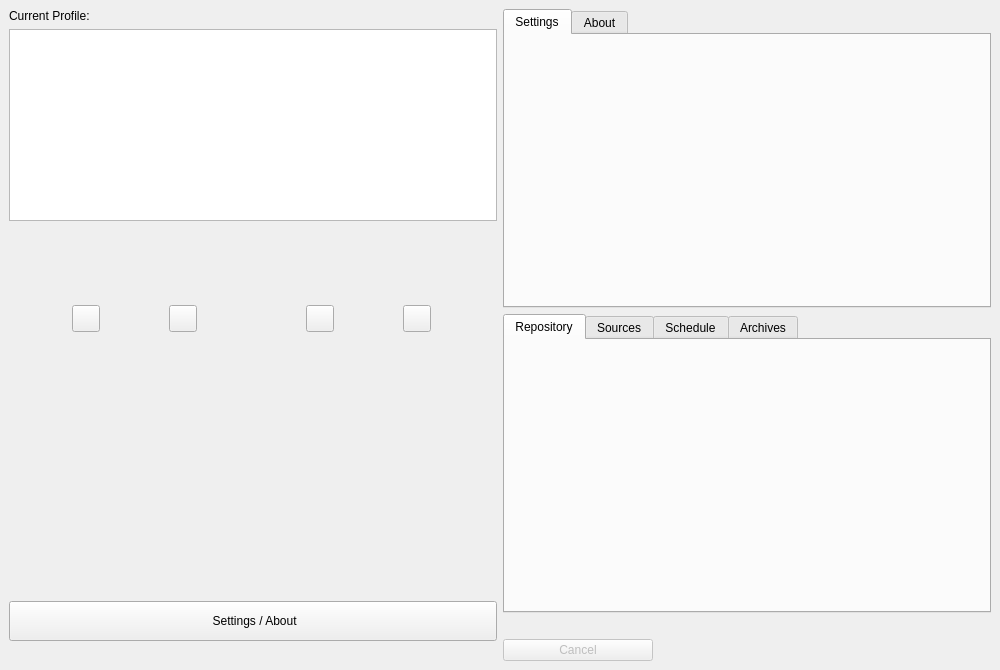
Before: the Qt Designer form src/vorta/assets/UI/main_window.ui in borgbase/vorta, drawn with Qt 5.
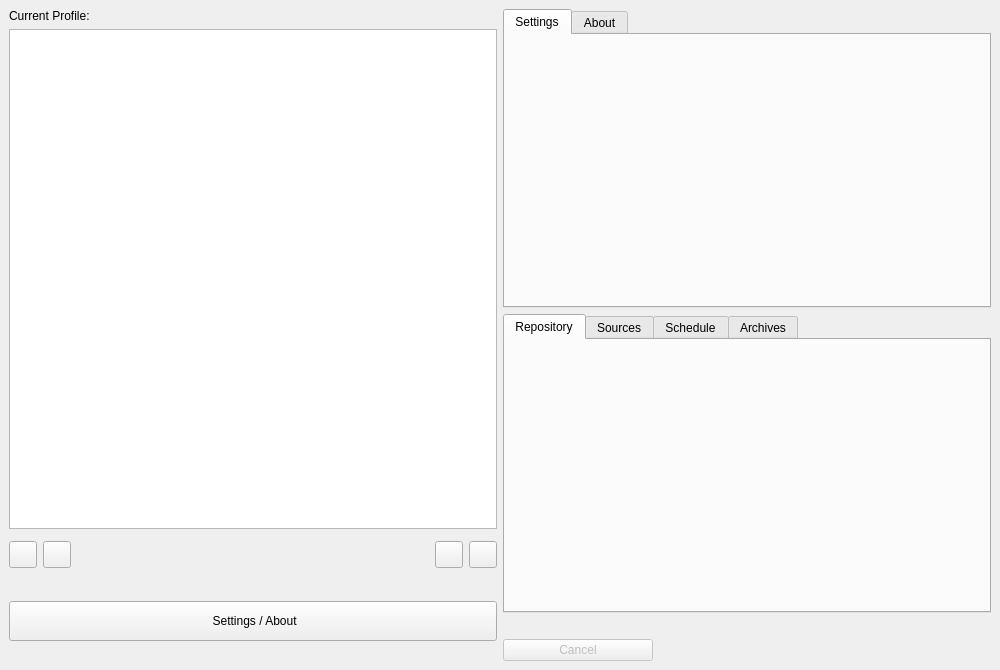
After: the same form once the commit is applied.

Commit message:
fix: keep profile action buttons pinned to the bottom of the sidebar
The profile list had a fixed 400px height with an expanding spacer below
the buttons, so extra window height pushed them toward the middle. Let the
list expand vertically instead and fix the in-row spacer orientation.

What changed in the file:
```diff
--- a/src/vorta/assets/UI/main_window.ui
+++ b/src/vorta/assets/UI/main_window.ui
@@ -35,10 +35,16 @@
       </item>
       <item>
        <widget class="QListWidget" name="profileSelector">
-        <property name="fixedSize">
+        <property name="sizePolicy">
+         <sizepolicy hsizetype="Preferred" vsizetype="Expanding">
+          <horstretch>0</horstretch>
+          <verstretch>0</verstretch>
+         </sizepolicy>
+        </property>
+        <property name="minimumSize">
          <size>
           <width>200</width>
-          <height>400</height>
+          <height>150</height>
          </size>
         </property>
         <property name="verticalScrollBarPolicy">
@@ -81,9 +87,9 @@
            </widget>
           </item>
           <item>
-           <spacer name="verticalSpacer">
+           <spacer name="profileButtonSpacer">
             <property name="orientation">
-             <enum>Qt::Vertical</enum>
+             <enum>Qt::Horizontal</enum>
             </property>
             <property name="sizeHint" stdset="0">
              <size>
@@ -129,10 +135,13 @@
         <property name="orientation">
          <enum>Qt::Vertical</enum>
         </property>
+        <property name="sizeType">
+         <enum>QSizePolicy::Fixed</enum>
+        </property>
         <property name="sizeHint" stdset="0">
          <size>
           <width>20</width>
-          <height>40</height>
+          <height>20</height>
          </size>
         </property>
        </spacer>
```
